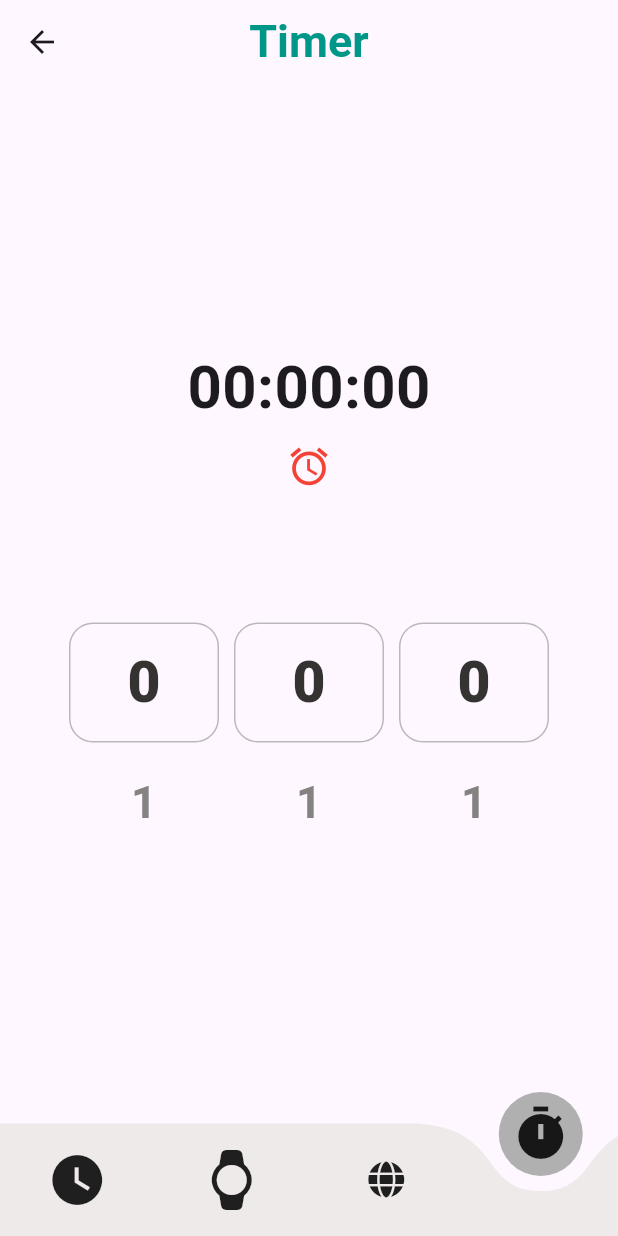
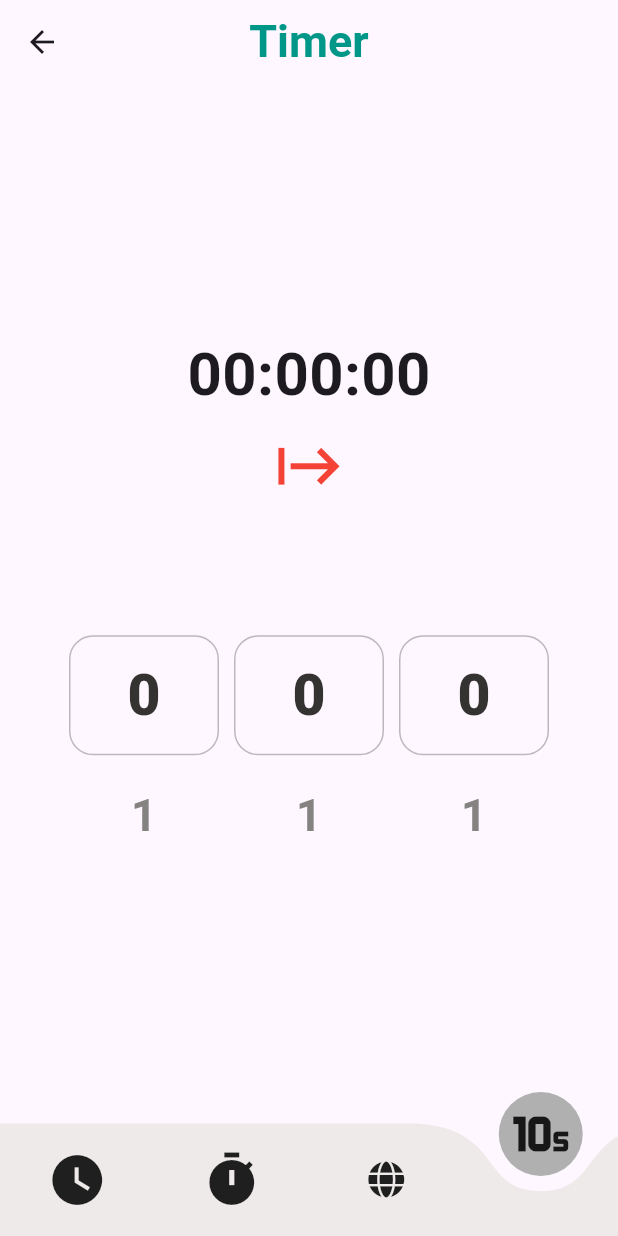
Before and after one commit to etv18/reloj_flutter, a Flutter app: the TimerScreen screen opened by its route, on a phone screen of 412 x 824 dp. Run offline on Flutter 3.47's test engine with Material 3 defaults, Android fonts, the light colour scheme and no system bars; drawn by our look-alikes of curved_navigation_bar, numberpicker; our stand-ins replace equatable, flutter_bloc, font_awesome_flutter, go_router.

Commit message:
Timer bug of emit TimeRunning state with 0 values in hours, min and secs fixed

```diff
--- a/lib/main.dart
+++ b/lib/main.dart
@@ -1,8 +1,6 @@
 import 'package:flutter/material.dart';
 
 import 'package:reloj_proyecto/app.dart';
-
-import 'package:reloj_proyecto/models/repository/time_info.dart';
 
 void main() {
   runApp(
@@ -11,7 +9,4 @@ void main() {
       home: App(),
     ),
   );
-
-  TimeInfo timeinfo = TimeInfo();
-  timeinfo.fetchTimes();
 }
--- a/lib/myWidgets/bottom_nav_bar.dart
+++ b/lib/myWidgets/bottom_nav_bar.dart
@@ -50,9 +50,9 @@ class _BottomNavBarState extends State<BottomNavBar> {
       index: getSelectedIndex(context),
       items: <Widget>[
         Icon(Icons.watch_later, size: 40),
-        Icon(Icons.watch_rounded, size: 40),
+        Icon(Icons.timer, size: 40),
         Icon(FontAwesomeIcons.globe),
-        Icon(Icons.timer, size: 40),
+        Icon(Icons.timer_10_select_outlined, size: 40),
       ],
       color: Color.fromARGB(255, 239, 234, 234),
       buttonBackgroundColor: Color(0XFFB0B0B0),
--- a/lib/screens/timer_screen.dart
+++ b/lib/screens/timer_screen.dart
@@ -78,16 +78,16 @@ class _TimerScreenState extends State<TimerScreen> {
                 mainAxisAlignment: MainAxisAlignment.center,
                 children: [
                   Text(
-                    '${remainingTime.inHours.toString().padLeft(2, '0')}:'
-                    '${(remainingTime.inMinutes % 60).toString().padLeft(2, '0')}:'
-                    '${(remainingTime.inSeconds % 60).toString().padLeft(2, '0')}',
+                    '${state.remainingTime.inHours.toString().padLeft(2, '0')}:'
+                    '${(state.remainingTime.inMinutes % 60).toString().padLeft(2, '0')}:'
+                    '${(state.remainingTime.inSeconds % 60).toString().padLeft(2, '0')}',
                     style: TextStyle(fontSize: 40, fontWeight: FontWeight.bold),
                   ),
                   IconButton(
                     onPressed: () {
                       context.read<TimerCubit>().startTimer(_hour, _min, sec);
                     },
-                    icon: Icon(Icons.access_alarm),
+                    icon: Icon(Icons.start, size: 49),
                     color: Colors.red,
                     iconSize: 30.0,
                   ),
```
Also changed, not shown: lib/controllers/timerCubit/timer_cubit.dart (+9 -0 lines).
